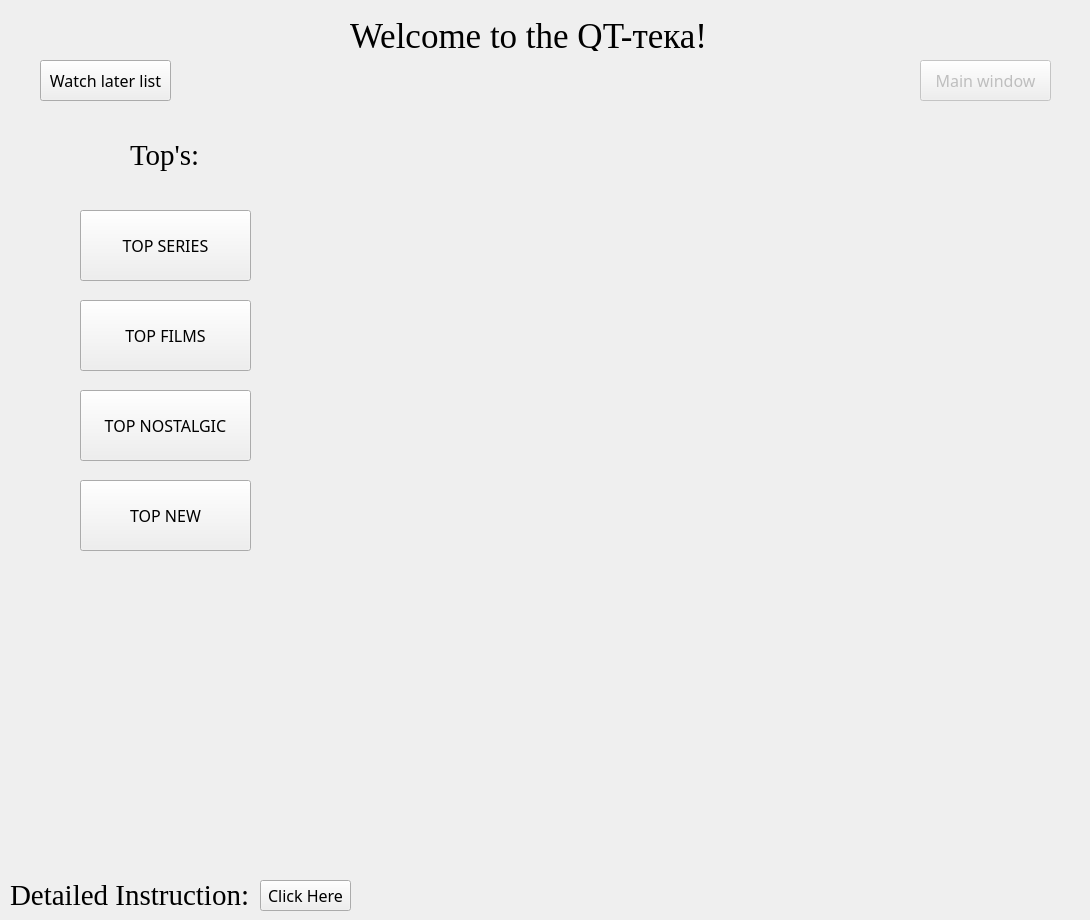
First picture: the form in ui/Mainwindow.ui, repository NLarinov/QTteka, before the edit.
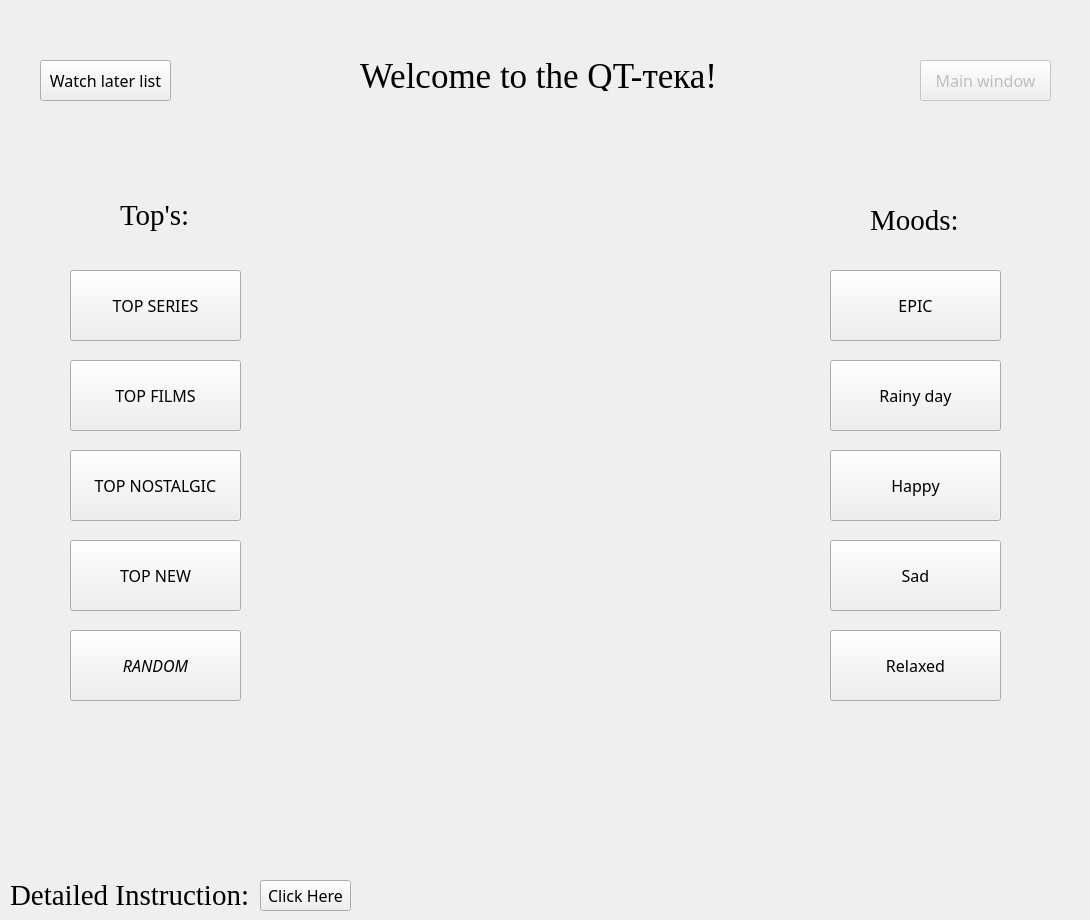
Second picture: the form after the edit. Icons and pictures are not drawn.

```diff
--- a/ui/Mainwindow.ui
+++ b/ui/Mainwindow.ui
@@ -73,8 +73,8 @@
   <widget class="QLabel" name="label">
    <property name="geometry">
     <rect>
-     <x>350</x>
-     <y>20</y>
+     <x>360</x>
+     <y>60</y>
      <width>361</width>
      <height>31</height>
     </rect>
@@ -140,8 +140,8 @@
   <widget class="QPushButton" name="pushButton_4">
    <property name="geometry">
     <rect>
-     <x>80</x>
-     <y>210</y>
+     <x>70</x>
+     <y>270</y>
      <width>171</width>
      <height>71</height>
     </rect>
@@ -159,8 +159,8 @@
   <widget class="QPushButton" name="pushButton_5">
    <property name="geometry">
     <rect>
-     <x>80</x>
-     <y>300</y>
+     <x>70</x>
+     <y>360</y>
      <width>171</width>
      <height>71</height>
     </rect>
@@ -178,8 +178,8 @@
   <widget class="QLabel" name="label_3">
    <property name="geometry">
     <rect>
-     <x>130</x>
-     <y>140</y>
+     <x>120</x>
+     <y>200</y>
      <width>81</width>
      <height>31</height>
     </rect>
@@ -202,8 +202,8 @@
   <widget class="QPushButton" name="pushButton_6">
    <property name="geometry">
     <rect>
-     <x>80</x>
-     <y>390</y>
+     <x>70</x>
+     <y>450</y>
      <width>171</width>
      <height>71</height>
     </rect>
@@ -221,8 +221,8 @@
   <widget class="QPushButton" name="pushButton_7">
    <property name="geometry">
     <rect>
-     <x>80</x>
-     <y>480</y>
+     <x>70</x>
+     <y>540</y>
      <width>171</width>
      <height>71</height>
     </rect>
@@ -237,6 +237,167 @@
     <string>TOP NEW</string>
    </property>
   </widget>
+  <widget class="QPushButton" name="pushButton_8">
+   <property name="geometry">
+    <rect>
+     <x>70</x>
+     <y>630</y>
+     <width>171</width>
+     <height>71</height>
+    </rect>
+   </property>
+   <property name="font">
+    <font>
+     <family>Lucida Bright</family>
+     <pointsize>12</pointsize>
+     <italic>true</italic>
+    </font>
+   </property>
+   <property name="text">
+    <string>RANDOM</string>
+   </property>
+  </widget>
+  <widget class="QPushButton" name="pushButton_9">
+   <property name="geometry">
+    <rect>
+     <x>830</x>
+     <y>630</y>
+     <width>171</width>
+     <height>71</height>
+    </rect>
+   </property>
+   <property name="font">
+    <font>
+     <family>Lucida Bright</family>
+     <pointsize>12</pointsize>
+    </font>
+   </property>
+   <property name="text">
+    <string>Relaxed</string>
+   </property>
+  </widget>
+  <widget class="QPushButton" name="pushButton_10">
+   <property name="geometry">
+    <rect>
+     <x>830</x>
+     <y>450</y>
+     <width>171</width>
+     <height>71</height>
+    </rect>
+   </property>
+   <property name="font">
+    <font>
+     <family>Lucida Bright</family>
+     <pointsize>12</pointsize>
+    </font>
+   </property>
+   <property name="text">
+    <string>Happy</string>
+   </property>
+  </widget>
+  <widget class="QLabel" name="label_6">
+   <property name="geometry">
+    <rect>
+     <x>870</x>
+     <y>200</y>
+     <width>101</width>
+     <height>41</height>
+    </rect>
+   </property>
+   <property name="font">
+    <font>
+     <family>Times New Roman</family>
+     <pointsize>22</pointsize>
+     <weight>50</weight>
+     <italic>false</italic>
+     <bold>false</bold>
+     <underline>false</underline>
+     <strikeout>false</strikeout>
+    </font>
+   </property>
+   <property name="text">
+    <string>Moods:</string>
+   </property>
+  </widget>
+  <widget class="QPushButton" name="pushButton_11">
+   <property name="geometry">
+    <rect>
+     <x>830</x>
+     <y>360</y>
+     <width>171</width>
+     <height>71</height>
+    </rect>
+   </property>
+   <property name="font">
+    <font>
+     <family>Lucida Bright</family>
+     <pointsize>12</pointsize>
+    </font>
+   </property>
+   <property name="text">
+    <string>Rainy day</string>
+   </property>
+  </widget>
+  <widget class="QPushButton" name="pushButton_12">
+   <property name="geometry">
+    <rect>
+     <x>830</x>
+     <y>540</y>
+     <width>171</width>
+     <height>71</height>
+    </rect>
+   </property>
+   <property name="font">
+    <font>
+     <family>Lucida Bright</family>
+     <pointsize>12</pointsize>
+    </font>
+   </property>
+   <property name="text">
+    <string>Sad</string>
+   </property>
+  </widget>
+  <widget class="QPushButton" name="pushButton_13">
+   <property name="geometry">
+    <rect>
+     <x>830</x>
+     <y>270</y>
+     <width>171</width>
+     <height>71</height>
+    </rect>
+   </property>
+   <property name="font">
+    <font>
+     <family>Lucida Bright</family>
+     <pointsize>12</pointsize>
+    </font>
+   </property>
+   <property name="text">
+    <string>EPIC</string>
+   </property>
+  </widget>
+  <widget class="QLabel" name="label_4">
+   <property name="geometry">
+    <rect>
+     <x>290</x>
+     <y>300</y>
+     <width>491</width>
+     <height>361</height>
+    </rect>
+   </property>
+   <property name="text">
+    <string/>
+   </property>
+   <property name="pixmap">
+    <pixmap>../../../Downloads/Movie-Ticket-Booking.png</pixmap>
+   </property>
+   <property name="scaledContents">
+    <bool>true</bool>
+   </property>
+   <property name="alignment">
+    <set>Qt::AlignCenter</set>
+   </property>
+  </widget>
  </widget>
  <resources/>
  <connections/>
```
